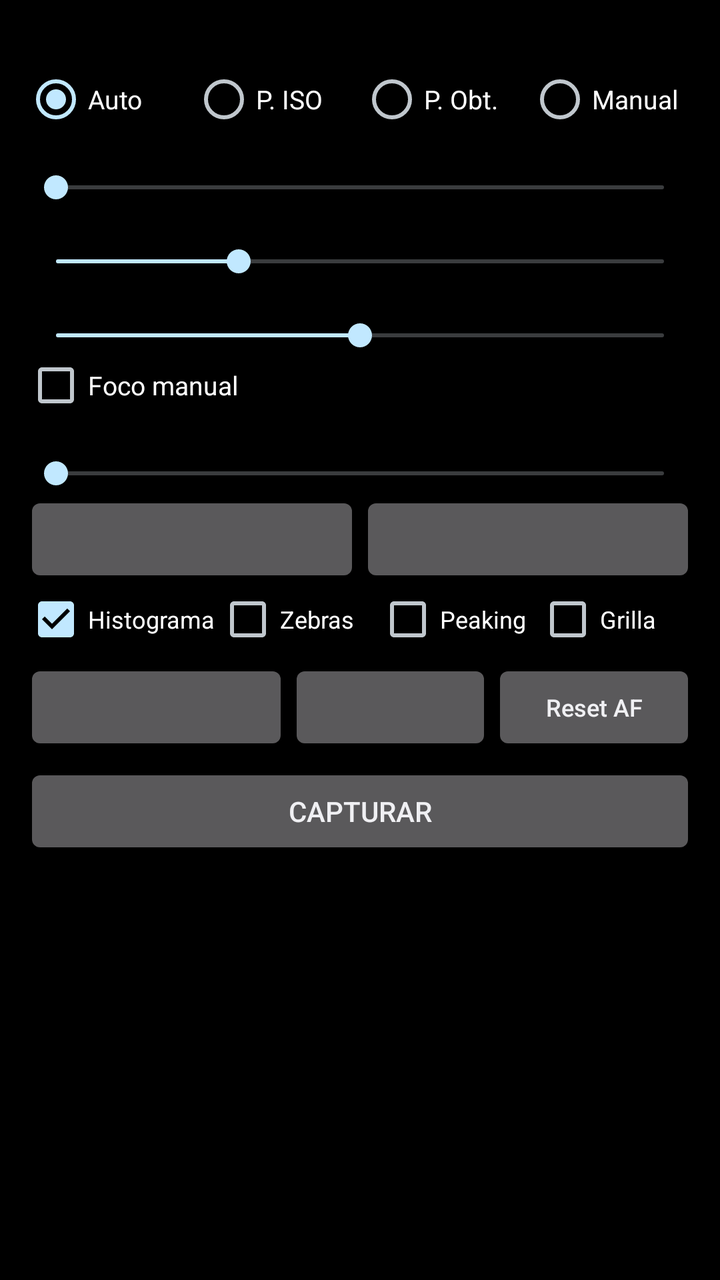
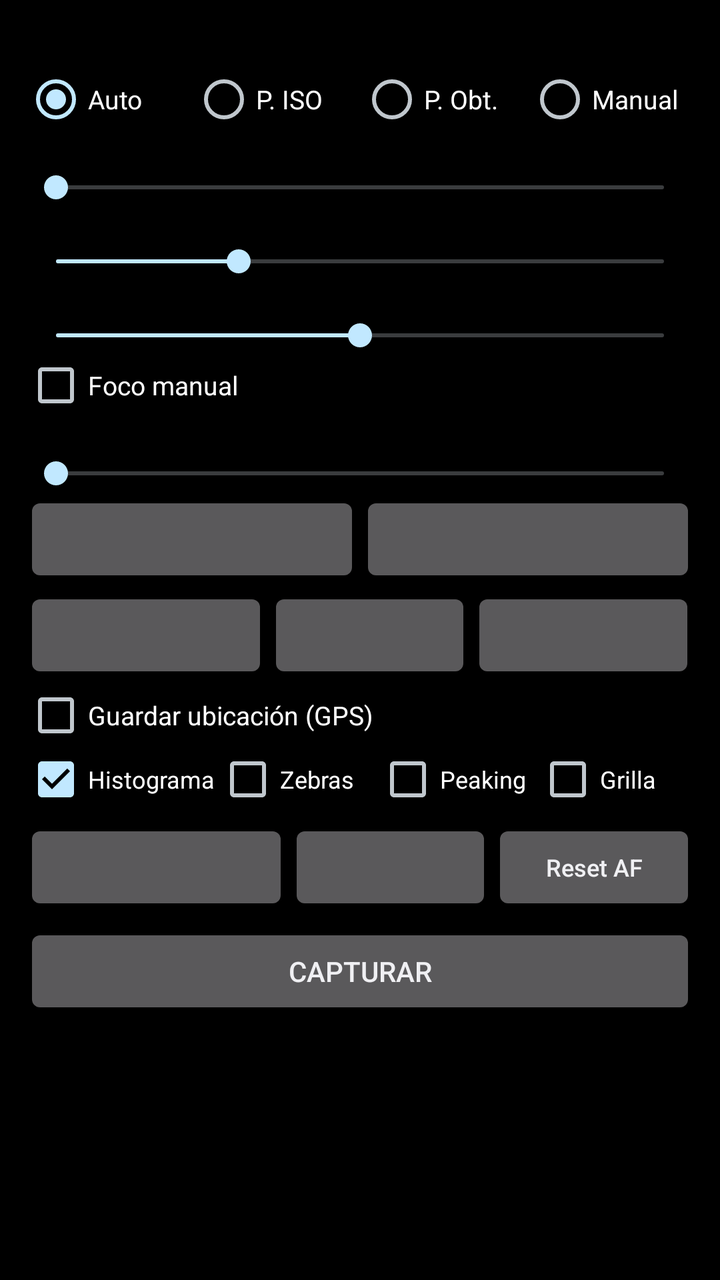

Screens rendered from an Android XML layout before and after an edit, with the pre-edit source and the edit as a unified diff.
<!-- AndroidManifest.xml: application theme android:Theme.DeviceDefault.NoActionBar -->
<!-- res/layout/activity_main.xml -->
<?xml version="1.0" encoding="utf-8"?>
<LinearLayout xmlns:android="http://schemas.android.com/apk/res/android"
    android:layout_width="match_parent"
    android:layout_height="match_parent"
    android:background="#000000"
    android:orientation="vertical">

    <FrameLayout
        android:id="@+id/previewFrame"
        android:layout_width="match_parent"
        android:layout_height="0dp">

        <TextureView
            android:id="@+id/preview"
            android:layout_width="match_parent"
            android:layout_height="match_parent" />

        <dev.campa.rawcam.OverlayView
            android:id="@+id/overlay"
            android:layout_width="match_parent"
            android:layout_height="match_parent" />

        <View
            android:id="@+id/focusRing"
            android:layout_width="64dp"
            android:layout_height="64dp"
            android:layout_gravity="top|start"
            android:background="@drawable/focus_ring"
            android:visibility="gone" />

        <TextView
            android:id="@+id/lockBadge"
            android:layout_width="wrap_content"
            android:layout_height="wrap_content"
            android:layout_gravity="top|start"
            android:layout_margin="8dp"
            android:background="#FFD54F"
            android:paddingHorizontal="6dp"
            android:paddingVertical="2dp"
            android:text="AE/AF LOCK"
            android:textColor="#000000"
            android:textSize="12sp"
            android:visibility="gone" />

        <TextView
            android:id="@+id/countdownText"
            android:layout_width="wrap_content"
            android:layout_height="wrap_content"
            android:layout_gravity="center"
            android:shadowColor="#000000"
            android:shadowRadius="8"
            android:textColor="#FFFFFF"
            android:textSize="96sp"
            android:visibility="gone" />
    </FrameLayout>

    <ScrollView
        android:layout_width="match_parent"
        android:layout_height="0dp"
        android:layout_weight="1">

        <LinearLayout
            android:layout_width="match_parent"
            android:layout_height="wrap_content"
            android:orientation="vertical"
            android:padding="12dp">

            <TextView
                android:id="@+id/info"
                android:layout_width="wrap_content"
                android:layout_height="wrap_content"
                android:textColor="#FFFFFF"
                android:textSize="13sp" />

            <RadioGroup
                android:id="@+id/modeGroup"
                android:layout_width="match_parent"
                android:layout_height="wrap_content"
                android:layout_marginTop="4dp"
                android:checkedButton="@+id/modeAuto"
                android:orientation="horizontal">

                <RadioButton
                    android:id="@+id/modeAuto"
                    android:layout_width="0dp"
                    android:layout_height="wrap_content"
                    android:layout_weight="1"
                    android:text="Auto"
                    android:textColor="#FFFFFF"
                    android:textSize="13sp" />

                <RadioButton
                    android:id="@+id/modeIso"
                    android:layout_width="0dp"
                    android:layout_height="wrap_content"
                    android:layout_weight="1"
                    android:text="P. ISO"
                    android:textColor="#FFFFFF"
                    android:textSize="13sp" />

                <RadioButton
                    android:id="@+id/modeShutter"
                    android:layout_width="0dp"
                    android:layout_height="wrap_content"
                    android:layout_weight="1"
                    android:text="P. Obt."
                    android:textColor="#FFFFFF"
                    android:textSize="13sp" />

                <RadioButton
                    android:id="@+id/modeManual"
                    android:layout_width="0dp"
                    android:layout_height="wrap_content"
                    android:layout_weight="1"
                    android:text="Manual"
                    android:textColor="#FFFFFF"
                    android:textSize="13sp" />
            </RadioGroup>

            <TextView
                android:id="@+id/evLabel"
                android:layout_width="wrap_content"
                android:layout_height="wrap_content"
                android:textColor="#AAAAAA" />

            <SeekBar
                android:id="@+id/evBar"
                android:layout_width="match_parent"
                android:layout_height="wrap_content" />

            <TextView
                android:id="@+id/isoLabel"
                android:layout_width="wrap_content"
                android:layout_height="wrap_content"
                android:textColor="#AAAAAA" />

            <SeekBar
                android:id="@+id/isoBar"
                android:layout_width="match_parent"
                android:layout_height="wrap_content"
                android:max="1000"
                android:progress="300" />

            <TextView
                android:id="@+id/expLabel"
                android:layout_width="wrap_content"
                android:layout_height="wrap_content"
                android:textColor="#AAAAAA" />

            <SeekBar
                android:id="@+id/expBar"
                android:layout_width="match_parent"
                android:layout_height="wrap_content"
                android:max="1000"
                android:progress="500" />

            <CheckBox
                android:id="@+id/focusToggle"
                android:layout_width="wrap_content"
                android:layout_height="wrap_content"
                android:text="Foco manual"
                android:textColor="#FFFFFF"
                android:textSize="13sp" />

            <TextView
                android:id="@+id/focusLabel"
                android:layout_width="wrap_content"
                android:layout_height="wrap_content"
                android:textColor="#AAAAAA" />

            <SeekBar
                android:id="@+id/focusBar"
                android:layout_width="match_parent"
                android:layout_height="wrap_content"
                android:enabled="false"
                android:max="1000"
                android:progress="0" />

            <LinearLayout
                android:layout_width="match_parent"
                android:layout_height="wrap_content"
                android:orientation="horizontal">

                <Button
                    android:id="@+id/wbBtn"
                    android:layout_width="0dp"
                    android:layout_height="wrap_content"
                    android:layout_weight="1"
                    android:textAllCaps="false"
                    android:textSize="12sp" />

                <Button
                    android:id="@+id/lensBtn"
                    android:layout_width="0dp"
                    android:layout_height="wrap_content"
                    android:layout_weight="1"
                    android:textAllCaps="false"
                    android:textSize="12sp" />
            </LinearLayout>

            <TextView
                android:id="@+id/kelvinLabel"
                android:layout_width="wrap_content"
                android:layout_height="wrap_content"
                android:textColor="#AAAAAA"
                android:visibility="gone" />

            <SeekBar
                android:id="@+id/kelvinBar"
                android:layout_width="match_parent"
                android:layout_height="wrap_content"
                android:max="80"
                android:progress="35"
                android:visibility="gone" />

            <LinearLayout
                android:layout_width="match_parent"
                android:layout_height="wrap_content"
                android:orientation="horizontal">

                <CheckBox
                    android:id="@+id/histToggle"
                    android:layout_width="0dp"
                    android:layout_height="wrap_content"
                    android:layout_weight="1.2"
                    android:checked="true"
                    android:text="Histograma"
                    android:textColor="#FFFFFF"
                    android:textSize="12sp" />

                <CheckBox
                    android:id="@+id/zebraToggle"
                    android:layout_width="0dp"
                    android:layout_height="wrap_content"
                    android:layout_weight="1"
                    android:text="Zebras"
                    android:textColor="#FFFFFF"
                    android:textSize="12sp" />

                <CheckBox
                    android:id="@+id/peakToggle"
                    android:layout_width="0dp"
                    android:layout_height="wrap_content"
                    android:layout_weight="1"
                    android:text="Peaking"
                    android:textColor="#FFFFFF"
                    android:textSize="12sp" />

                <CheckBox
                    android:id="@+id/gridToggle"
                    android:layout_width="0dp"
                    android:layout_height="wrap_content"
                    android:layout_weight="1"
                    android:text="Grilla"
                    android:textColor="#FFFFFF"
                    android:textSize="12sp" />
            </LinearLayout>

            <LinearLayout
                android:layout_width="match_parent"
                android:layout_height="wrap_content"
                android:layout_marginTop="4dp"
                android:orientation="horizontal">

                <Button
                    android:id="@+id/driveBtn"
                    android:layout_width="0dp"
                    android:layout_height="wrap_content"
                    android:layout_weight="1.3"
                    android:textAllCaps="false"
                    android:textSize="12sp" />

                <Button
                    android:id="@+id/timerBtn"
                    android:layout_width="0dp"
                    android:layout_height="wrap_content"
                    android:layout_weight="1"
                    android:textAllCaps="false"
                    android:textSize="12sp" />

                <Button
                    android:id="@+id/resetBtn"
                    android:layout_width="0dp"
                    android:layout_height="wrap_content"
                    android:layout_weight="1"
                    android:text="Reset AF"
                    android:textAllCaps="false"
                    android:textSize="12sp" />
            </LinearLayout>

            <Button
                android:id="@+id/shutter"
                android:layout_width="match_parent"
                android:layout_height="wrap_content"
                android:layout_marginTop="4dp"
                android:text="Capturar" />
        </LinearLayout>
    </ScrollView>
</LinearLayout>
<!-- resources referenced by this layout -->
<resources>
  <!-- drawable focus_ring (drawable) -->
  <?xml version="1.0" encoding="utf-8"?>
  <shape xmlns:android="http://schemas.android.com/apk/res/android"
      android:shape="rectangle">
      <stroke
          android:width="2dp"
          android:color="#FFD54F" />
      <corners android:radius="6dp" />
  </shape>
</resources>

<!-- the commit's change to res/layout/activity_main.xml (unified diff, before → after) -->
@@ -198,6 +198,44 @@
                     android:textSize="12sp" />
             </LinearLayout>
 
+            <LinearLayout
+                android:layout_width="match_parent"
+                android:layout_height="wrap_content"
+                android:orientation="horizontal">
+
+                <Button
+                    android:id="@+id/formatBtn"
+                    android:layout_width="0dp"
+                    android:layout_height="wrap_content"
+                    android:layout_weight="1.2"
+                    android:textAllCaps="false"
+                    android:textSize="12sp" />
+
+                <Button
+                    android:id="@+id/qualityBtn"
+                    android:layout_width="0dp"
+                    android:layout_height="wrap_content"
+                    android:layout_weight="1"
+                    android:textAllCaps="false"
+                    android:textSize="12sp" />
+
+                <Button
+                    android:id="@+id/processBtn"
+                    android:layout_width="0dp"
+                    android:layout_height="wrap_content"
+                    android:layout_weight="1.1"
+                    android:textAllCaps="false"
+                    android:textSize="12sp" />
+            </LinearLayout>
+
+            <CheckBox
+                android:id="@+id/locationToggle"
+                android:layout_width="wrap_content"
+                android:layout_height="wrap_content"
+                android:text="Guardar ubicación (GPS)"
+                android:textColor="#FFFFFF"
+                android:textSize="13sp" />
+
             <TextView
                 android:id="@+id/kelvinLabel"
                 android:layout_width="wrap_content"
